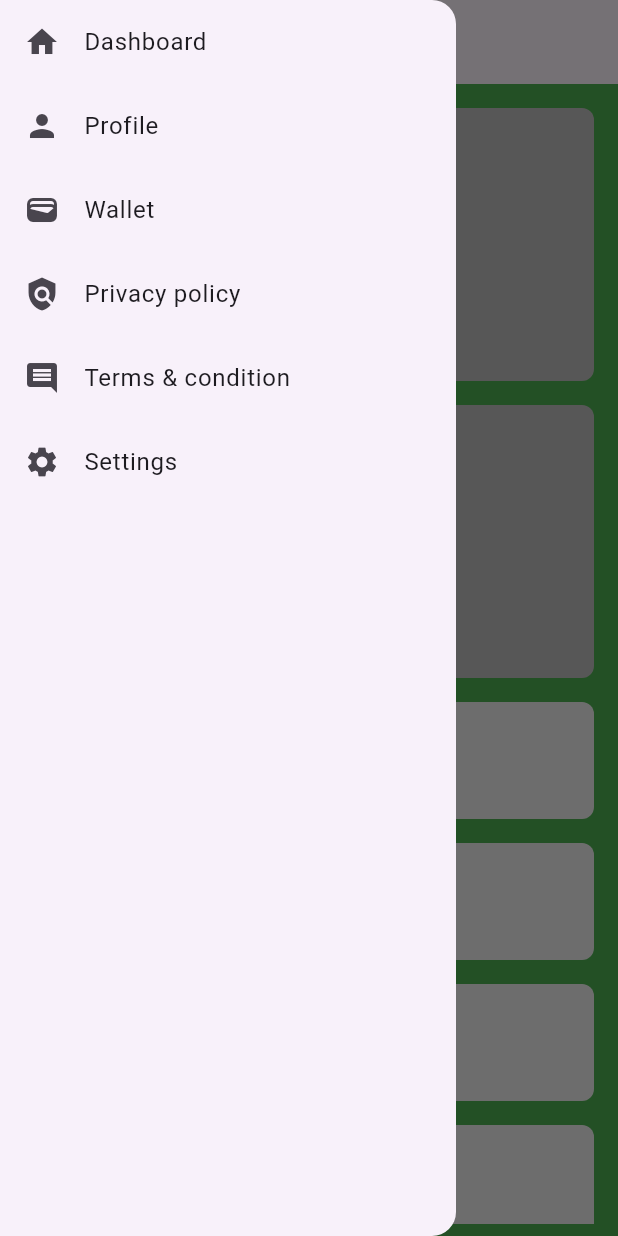
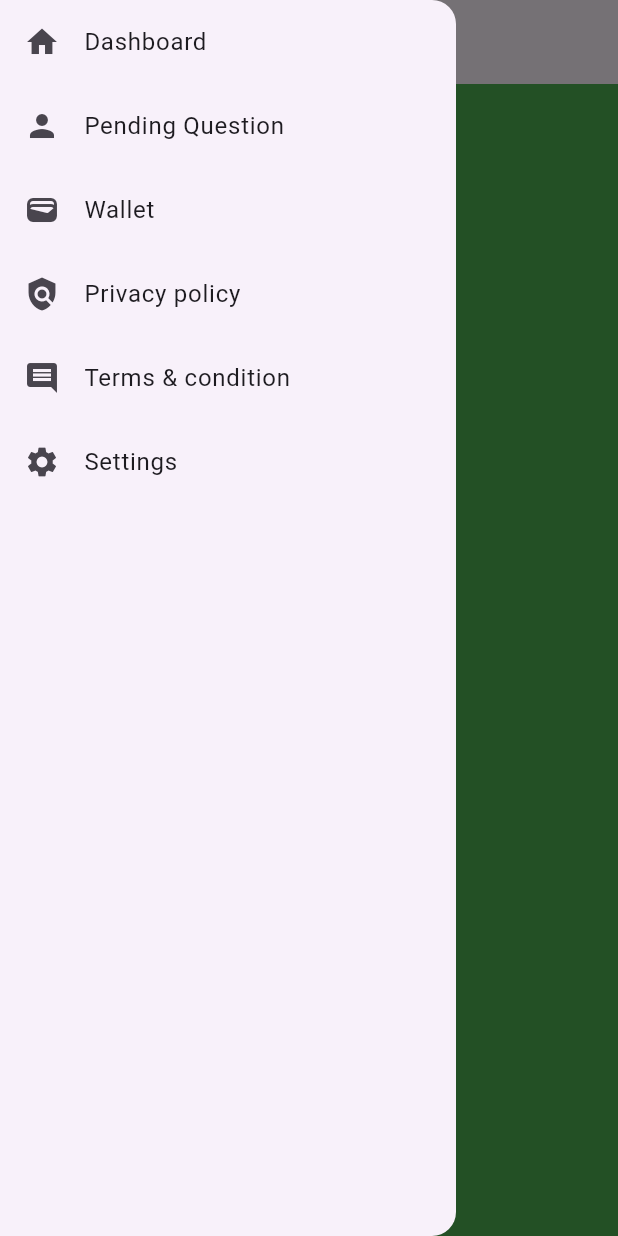
Before and after one commit to sagor1414/edgefly-super-admin, a Flutter app: the screen it shows once a user with an empty profile is signed in, with the side drawer open, on a phone screen of 412 x 824 dp. Run offline on Flutter 3.47's test engine with Material 3 defaults, Android fonts, the phone set to English and light mode, and no system bars; our stand-ins replace firebase_auth, firebase_core, get, velocity_x; accounts and stored records are empty.

Commit message:
webview modify

```diff
--- a/lib/app/home/view/home.dart
+++ b/lib/app/home/view/home.dart
@@ -3,7 +3,6 @@ import 'package:flutter/material.dart';
 import '../../responsive/desktor_body.dart';
 import '../../responsive/mobile_body.dart';
 import '../../responsive/responsive_layout.dart';
-import '../../responsive/tablet_body.dart';
 
 class HomeScreen extends StatelessWidget {
   const HomeScreen({super.key});
@@ -12,7 +11,6 @@ class HomeScreen extends StatelessWidget {
   Widget build(BuildContext context) {
     return const ResponsiveLayout(
       mobileBody: MobileScaffold(),
-      tabletBody: TabletScaffold(),
       desktopBody: DesktopScaffold(),
     );
   }
--- a/lib/app/responsive/desktor_body.dart
+++ b/lib/app/responsive/desktor_body.dart
@@ -2,6 +2,7 @@ import 'package:flutter/material.dart';
 
 import '../../general/utils/my_box.dart';
 import '../../general/utils/my_tile.dart';
+import '../widgets/drower.dart';
 
 class DesktopScaffold extends StatefulWidget {
   const DesktopScaffold({Key? key}) : super(key: key);
@@ -21,9 +22,7 @@ class _DesktopScaffoldState extends State<DesktopScaffold> {
           crossAxisAlignment: CrossAxisAlignment.start,
           children: [
             // open drawer
-            // myDrawer,
-
-            // first half of page
+            const MyDrawer(),
             Expanded(
               flex: 2,
               child: Column(
--- a/lib/app/responsive/mobile_body.dart
+++ b/lib/app/responsive/mobile_body.dart
@@ -1,9 +1,6 @@
-import 'package:edgefly_super_admin/app/responsive/component/drower.dart';
+import 'package:edgefly_super_admin/app/widgets/drower.dart';
 import 'package:flutter/material.dart';
 import 'package:velocity_x/velocity_x.dart';
-
-import '../../general/utils/my_box.dart';
-import '../../general/utils/my_tile.dart';
 
 class MobileScaffold extends StatefulWidget {
   const MobileScaffold({Key? key}) : super(key: key);
@@ -23,32 +20,12 @@ class _MobileScaffoldState extends State<MobileScaffold> {
       drawer: const MyDrawer(),
       body: Padding(
         padding: const EdgeInsets.all(8.0),
-        child: Column(
-          children: [
-            // first 4 boxes in grid
-            AspectRatio(
-              aspectRatio: 1,
-              child: SizedBox(
-                width: double.infinity,
-                child: GridView.builder(
-                  itemCount: 4,
-                  gridDelegate: const SliverGridDelegateWithFixedCrossAxisCount(
-                      crossAxisCount: 2),
-                  itemBuilder: (context, index) {
-                    return const MyBox();
-                  },
-                ),
-              ),
-            ),
-            Expanded(
-              child: ListView.builder(
-                itemCount: 4,
-                itemBuilder: (context, index) {
-                  return const MyTile();
-                },
-              ),
-            ),
-          ],
+        child: SingleChildScrollView(
+          child: Column(
+            children: [
+              "Dashboard".text.make(),
+            ],
+          ),
         ),
       ),
     );
--- a/lib/app/responsive/responsive_layout.dart
+++ b/lib/app/responsive/responsive_layout.dart
@@ -2,13 +2,11 @@ import 'package:flutter/material.dart';
 
 class ResponsiveLayout extends StatelessWidget {
   final Widget mobileBody;
-  final Widget tabletBody;
   final Widget desktopBody;
 
   const ResponsiveLayout({
     super.key,
     required this.mobileBody,
-    required this.tabletBody,
     required this.desktopBody,
   });
 
@@ -16,10 +14,8 @@ class ResponsiveLayout extends StatelessWidget {
   Widget build(BuildContext context) {
     return LayoutBuilder(
       builder: (context, constraints) {
-        if (constraints.maxWidth < 500) {
+        if (constraints.maxWidth < 800) {
           return mobileBody;
-        } else if (constraints.maxWidth < 1100) {
-          return tabletBody;
         } else {
           return desktopBody;
         }
--- a/lib/app/responsive/component/drower.dart
+++ b/lib/app/widgets/drower.dart
@@ -1,4 +1,9 @@
 import 'package:flutter/material.dart';
+import 'package:get/get.dart';
+
+import '../home/view/home.dart';
+import '../pending_ question/view/pending_question.dart';
+import '../settings/view/setting_view.dart';
 
 class MyDrawer extends StatelessWidget {
   const MyDrawer({super.key});
@@ -11,12 +16,19 @@ class MyDrawer extends StatelessWidget {
           ListTile(
             leading: const Icon(Icons.home),
             title: const Text('Dashboard'),
-            onTap: () {},
+            onTap: () {
+              Get.to(() => const HomeScreen());
+            },
           ),
           ListTile(
             leading: const Icon(Icons.person),
-            title: const Text('Profile'),
-            onTap: () {},
+            title: const Text(
+              'Pending Question',
+              overflow: TextOverflow.ellipsis,
+            ),
+            onTap: () {
+              Get.to(() => const PendingQuestions());
+            },
           ),
           ListTile(
             leading: const Icon(Icons.wallet),
@@ -36,7 +48,9 @@ class MyDrawer extends StatelessWidget {
           ListTile(
             leading: const Icon(Icons.settings),
             title: const Text('Settings'),
-            onTap: () {},
+            onTap: () {
+              Get.to(() => const SettingView());
+            },
           ),
         ],
       ),
```
Also changed, not shown: lib/app/pending_ question/view/pending_question.dart (added, +33 -0 lines), lib/app/responsive/tablet_body.dart (deleted, +0 -57 lines), lib/app/settings/view/setting_view.dart (added, +14 -0 lines).
